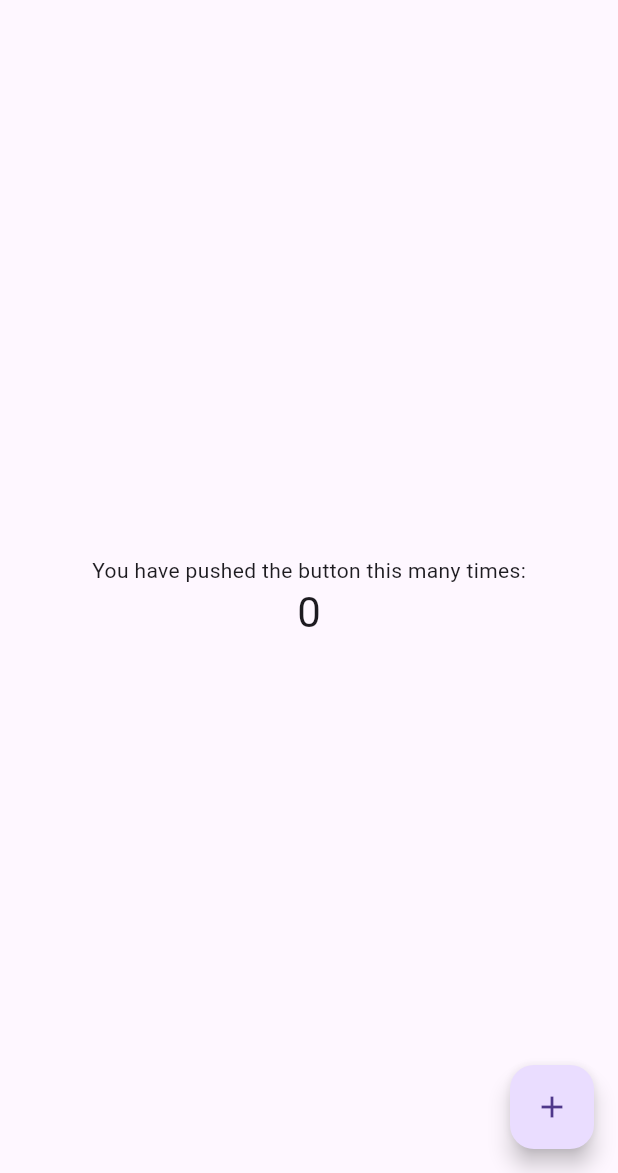
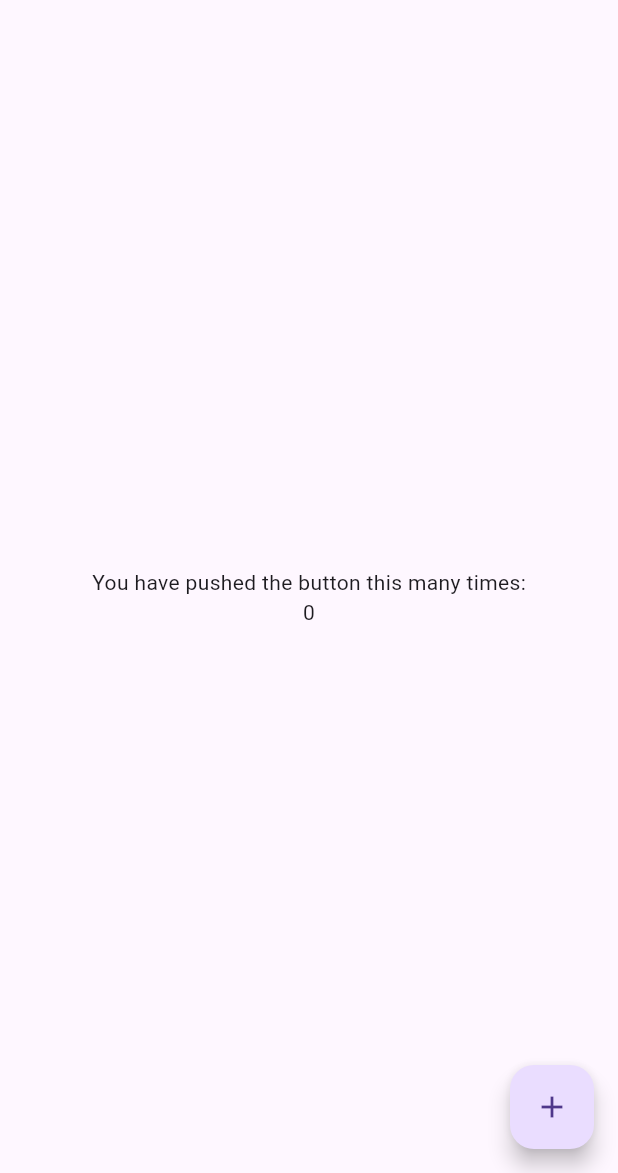
Before and after one commit to huycozy/Flutter-iOS-native-Add-to-app-optionB, a Flutter app: the screen it shows after launch, on a phone screen of 412 x 824 dp, the part 63-1236 px from its top. Run offline on Flutter 3.47's test engine with Material 3 defaults, Android fonts, the phone set to English and light mode, and no system bars.

Commit message:
update flutter 3.24.4

```diff
--- a/my_flutter/lib/main.dart
+++ b/my_flutter/lib/main.dart
@@ -97,7 +97,6 @@ class _MyHomePageState extends State<MyHomePage> {
             ),
             Text(
               '$_counter',
-              style: Theme.of(context).textTheme.headline4,
             ),
           ],
         ),
--- a/my_flutter/pubspec.yaml
+++ b/my_flutter/pubspec.yaml
@@ -18,7 +18,7 @@ description: A new Flutter module project.
 version: 1.0.0+1
 
 environment:
-  sdk: '>=2.18.6 <3.0.0'
+  sdk: '>=2.18.6 <4.0.0'
 
 dependencies:
   flutter:
@@ -27,8 +27,7 @@ dependencies:
   # The following adds the Cupertino Icons font to your application.
   # Use with the CupertinoIcons class for iOS style icons.
   cupertino_icons: ^1.0.2
-  webview_flutter: ^4.0.1
-  flutter_inappwebview: ^5.7.2+3
+  webview_flutter: ^4.10.0
 
 dev_dependencies:
   flutter_test:
```
Also changed, not shown: my_flutter/pubspec.lock, 3 other files.
